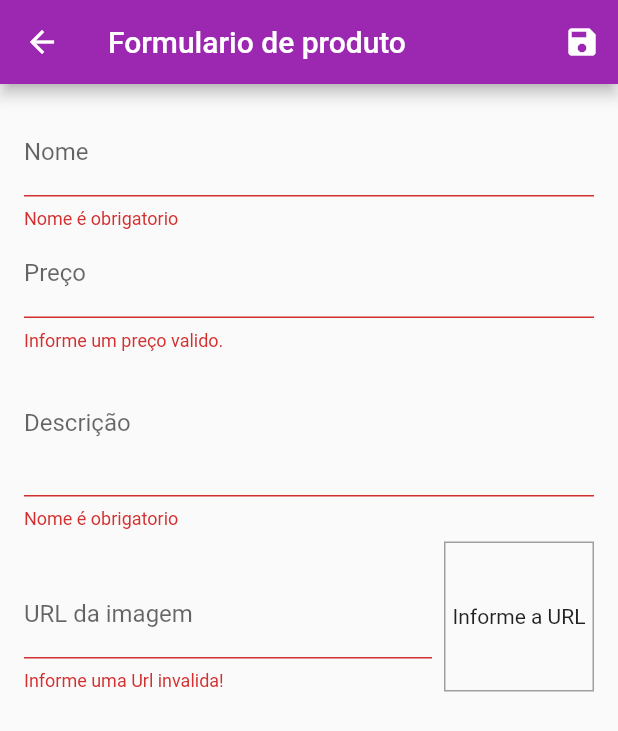
After one commit to joaovitorcf97/shop, a Flutter app: the ProductFormPage screen opened by its route, after a tap on the "save" icon, on a phone screen of 412 x 824 dp. The commit adds this screen. Shown: the top 731 px of the screen. Run offline on Flutter 3.47's test engine with Material 2 defaults, Android fonts, the phone set to English and light mode, and no system bars; network calls fail.

Commit message:
Finalizando formulario

```diff
--- a/lib/components/product_grid.dart
+++ b/lib/components/product_grid.dart
@@ -1,6 +1,6 @@
 import 'package:flutter/material.dart';
 import 'package:provider/provider.dart';
-import 'package:shop/components/product_item.dart';
+import 'package:shop/components/product_grid_item.dart';
 import 'package:shop/models/product.dart';
 import 'package:shop/models/product_list.dart';
 
@@ -22,7 +22,7 @@ class ProductGrid extends StatelessWidget {
       itemCount: loadedProducts.length,
       itemBuilder: (ctx, i) => ChangeNotifierProvider.value(
         value: loadedProducts[i],
-        child: ProductItem(),
+        child: ProductGridItem(),
       ),
       gridDelegate: const SliverGridDelegateWithFixedCrossAxisCount(
         crossAxisCount: 2,
--- a/lib/main.dart
+++ b/lib/main.dart
@@ -7,7 +7,9 @@ import 'package:shop/utils/app_routes.dart';
 import 'package:shop/views/cart_page.dart';
 import 'package:shop/views/order_page.dart';
 import 'package:shop/views/product_detail_page.dart';
+import 'package:shop/views/products_form_page.dart';
 import 'package:shop/views/products_overview_page.dart';
+import 'package:shop/views/products_page.dart';
 
 void main() {
   runApp(const MyApp());
@@ -39,6 +41,8 @@ class MyApp extends StatelessWidget {
           AppRoutes.productDetail: (ctx) => ProductDetailPage(),
           AppRoutes.cart: (ctx) => CartPage(),
           AppRoutes.orders: (ctx) => OrdersPage(),
+          AppRoutes.produtcs: (ctx) => ProductsPage(),
+          AppRoutes.produtc_form: (ctx) => ProductFormPage(),
         },
       ),
     );
--- a/lib/utils/app_routes.dart
+++ b/lib/utils/app_routes.dart
@@ -3,4 +3,6 @@ class AppRoutes {
   static const productDetail = '/product-detail';
   static const cart = '/cart';
   static const orders = '/orders';
+  static const produtcs = '/products';
+  static const produtc_form = '/product-form';
 }
--- /dev/null
+++ b/lib/views/products_form_page.dart
@@ -0,0 +1,211 @@
+import 'dart:math';
+
+import 'package:flutter/material.dart';
+import 'package:provider/provider.dart';
+import 'package:shop/models/product.dart';
+import 'package:shop/models/product_list.dart';
+
+class ProductFormPage extends StatefulWidget {
+  const ProductFormPage({Key? key}) : super(key: key);
+
+  @override
+  _ProductFormPageState createState() => _ProductFormPageState();
+}
+
+class _ProductFormPageState extends State<ProductFormPage> {
+  final _priceFocus = FocusNode();
+  final _descriptionFocus = FocusNode();
+  final _imageUrlFocus = FocusNode();
+  final _imageUrlController = TextEditingController();
+
+  final _formKey = GlobalKey<FormState>();
+  final _formData = Map<String, Object>();
+
+  @override
+  void initState() {
+    super.initState();
+    _imageUrlFocus.addListener(updateImage);
+  }
+
+  @override
+  void didChangeDependencies() {
+    super.didChangeDependencies();
+    if (_formData.isEmpty) {
+      final arg = ModalRoute.of(context)?.settings.arguments;
+
+      if (arg != null) {
+        final product = arg as Product;
+        _formData['id'] = product.id;
+        _formData['name'] = product.name;
+        _formData['price'] = product.price;
+        _formData['description'] = product.description;
+        _formData['imageUrl'] = product.imageUrl;
+
+        _imageUrlController.text = product.imageUrl;
+      }
+    }
+  }
+
+  @override
+  void dispose() {
+    super.dispose();
+    _priceFocus.dispose();
+    _descriptionFocus.dispose();
+    _imageUrlFocus.removeListener(updateImage);
+    _imageUrlFocus.dispose();
+  }
+
+  void updateImage() {
+    setState(() {});
+  }
+
+  void _submitForm() {
+    final isValid = _formKey.currentState?.validate() ?? false;
+
+    if (!isValid) {
+      return;
+    }
+
+    _formKey.currentState?.save();
+
+    Provider.of<ProductList>(
+      context,
+      listen: false,
+    ).saveProduct(_formData);
+
+    Navigator.of(context).pop();
+  }
+
+  bool isValidImageUrl(String url) {
+    bool isValidUrl = Uri.tryParse(url)?.hasAbsolutePath ?? false;
+    bool endsWithFile =
+        url.toLowerCase().endsWith('.png') || url.toLowerCase().endsWith('.jpg') || url.toLowerCase().endsWith('.jpeg');
+
+    return isValidUrl && endsWithFile;
+  }
+
+  @override
+  Widget build(BuildContext context) {
+    return Scaffold(
+      appBar: AppBar(
+        title: const Text('Formulario de produto'),
+        actions: [
+          IconButton(
+            onPressed: () => _submitForm(),
+            icon: Icon(Icons.save),
+          ),
+        ],
+      ),
+      body: Padding(
+        padding: const EdgeInsets.all(16),
+        child: Form(
+          key: _formKey,
+          child: ListView(
+            children: [
+              TextFormField(
+                initialValue: _formData['name']?.toString(),
+                decoration: const InputDecoration(labelText: 'Nome'),
+                textInputAction: TextInputAction.next,
+                onFieldSubmitted: (_) {
+                  FocusScope.of(context).requestFocus(_priceFocus);
+                },
+                onSaved: (name) => _formData['name'] = name ?? '',
+                validator: (_name) {
+                  final name = _name ?? '';
+
+                  if (name.trim().isEmpty) {
+                    return 'Nome é obrigatorio';
+                  }
+                  if (name.trim().length < 3) {
+                    return 'Nome precisa de no minimo 3 letras';
+                  }
+                  return null;
+                },
+              ),
+              TextFormField(
+                initialValue: _formData['price']?.toString(),
+                decoration: const InputDecoration(labelText: 'Preço'),
+                textInputAction: TextInputAction.next,
+                focusNode: _priceFocus,
+                keyboardType: const TextInputType.numberWithOptions(decimal: true),
+                onFieldSubmitted: (_) {
+                  FocusScope.of(context).requestFocus(_descriptionFocus);
+                },
+                onSaved: (price) => _formData['price'] = double.parse(price ?? '0'),
+                validator: (_price) {
+                  final priceString = _price ?? '-1';
+                  final price = double.tryParse(priceString) ?? -1;
+
+                  if (price <= 0) {
+                    return 'Informe um preço valido.';
+                  }
+
+                  return null;
+                },
+              ),
+              TextFormField(
+                initialValue: _formData['description']?.toString(),
+                decoration: const InputDecoration(labelText: 'Descrição'),
+                focusNode: _descriptionFocus,
+                keyboardType: TextInputType.multiline,
+                maxLines: 3,
+                onFieldSubmitted: (_) {
+                  FocusScope.of(context).requestFocus(_imageUrlFocus);
+                },
+                onSaved: (description) => _formData['description'] = description ?? '',
+                validator: (_description) {
+                  final description = _description ?? '';
+
+                  if (description.trim().isEmpty) {
+                    return 'Nome é obrigatorio';
+                  }
+                  if (description.trim().length < 10) {
+                    return 'Nome precisa de no minimo 10 letras';
+                  }
+                  return null;
+                },
+              ),
+              Row(
+                crossAxisAlignment: CrossAxisAlignment.end,
+                children: [
+                  Expanded(
+                    child: TextFormField(
+                      decoration: const InputDecoration(labelText: 'URL da imagem'),
+                      focusNode: _imageUrlFocus,
+                      textInputAction: TextInputAction.done,
+                      keyboardType: TextInputType.url,
+                      controller: _imageUrlController,
+                      onFieldSubmitted: (_) => _submitForm(),
+                      onSaved: (imageUrl) => _formData['imageUrl'] = imageUrl ?? '',
+                      validator: (_imageUrl) {
+                        final imageUrl = _imageUrl ?? '';
+                        if (!isValidImageUrl(imageUrl)) {
+                          return 'Informe uma Url invalida!';
+                        }
+                      },
+                    ),
+                  ),
+                  Container(
+                    height: 100,
+                    width: 100,
+                    margin: const EdgeInsets.only(top: 8, left: 8),
+                    decoration: BoxDecoration(
+                      border: Border.all(color: Colors.grey, width: 1),
+                    ),
+                    alignment: Alignment.center,
+                    child: _imageUrlController.text.isEmpty
+                        ? const Text('Informe a URL')
+                        : FittedBox(
+                            child: Image.network(_imageUrlController.text),
+                            fit: BoxFit.cover,
+                          ),
+                  )
+                ],
+              ),
+            ],
+          ),
+        ),
+      ),
+    );
+  }
+}
```
Also changed, not shown: lib/components/app_drawer.dart (+8 -0 lines), lib/components/cart_item_widget.dart (+25 -2 lines), lib/components/product_grid_item.dart (added, +71 -0 lines), lib/components/product_item.dart (+49 -36 lines), lib/models/cart.dart (+23 -0 lines), lib/models/product_list.dart (+41 -0 lines), lib/views/products_page.dart (added, +44 -0 lines).
